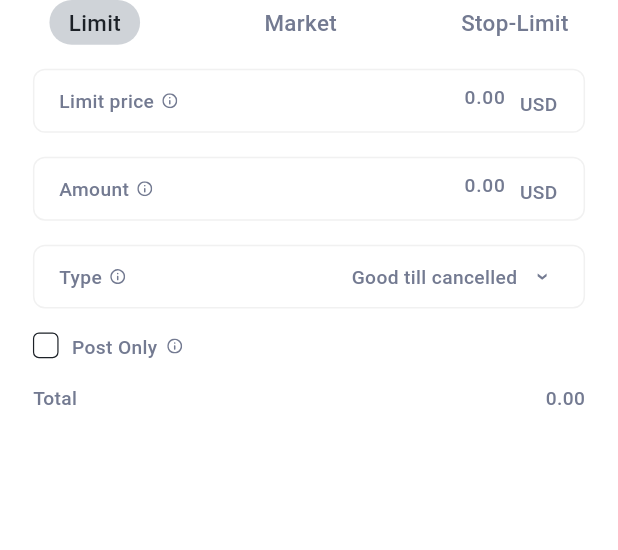
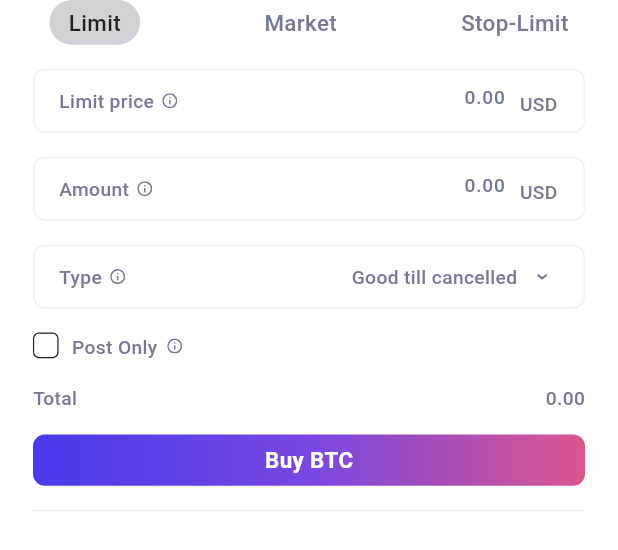
Before and after one commit to JER3MIAH/binance_app_ui, a Flutter app: the BuyBtcView widget shown alone on an empty page, opened directly, on a phone screen of 412 x 824 dp. Shown: the top 550 px of the screen. Run offline on Flutter 3.47's test engine with Material 3 defaults, Android fonts, the light colour scheme and no system bars; our stand-ins replace flutter_hooks, flutter_riverpod, flutter_svg, get, hooks_riverpod.

Commit message:
Add gradient button

```diff
--- a/lib/src/features/home/presentation/components/bottom_sheet_content/buy_btc_view.dart
+++ b/lib/src/features/home/presentation/components/bottom_sheet_content/buy_btc_view.dart
@@ -92,6 +92,8 @@ class BuyBtcView extends HookConsumerWidget {
               ),
             ],
           ),
+          BuyBtcGradientButton(),
+          HorizLine(),
         ],
       ),
     );
--- /dev/null
+++ b/lib/src/features/home/presentation/widgets/gradient_button.dart
@@ -0,0 +1,64 @@
+import 'package:binance_app_ui/src/features/theme/data/theme.dart';
+import 'package:binance_app_ui/src/features/theme/logic/theme_provider.dart';
+import 'package:binance_app_ui/src/shared/shared.dart';
+import 'package:flutter/material.dart';
+import 'package:hooks_riverpod/hooks_riverpod.dart';
+
+class BuyBtcGradientButton extends StatelessWidget {
+  final VoidCallback? onTap;
+  const BuyBtcGradientButton({
+    super.key,
+    this.onTap,
+  });
+
+  @override
+  Widget build(BuildContext context) {
+    return BounceInAnimation(
+      child: GestureDetector(
+        onTap: onTap,
+        child: Container(
+          height: 32.dy,
+          width: double.infinity,
+          margin: EdgeInsets.symmetric(vertical: 15.dy),
+          decoration: BoxDecoration(
+            borderRadius: BorderRadius.circular(8),
+            gradient: const LinearGradient(
+              colors: [
+                Color(0xFF483BEB),
+                Color(0xFF7847E1),
+                Color(0xFFDD568D),
+              ],
+            ),
+          ),
+          child: Center(
+            child: Text(
+              'Buy BTC',
+              style: TextStyle(
+                fontSize: 14.sp,
+                fontWeight: FontWeight.w700,
+                color: appColors.white,
+              ),
+            ),
+          ),
+        ),
+      ),
+    );
+  }
+}
+
+class HorizLine extends ConsumerWidget {
+  const HorizLine({super.key});
+
+  @override
+  Widget build(BuildContext context, ref) {
+    final isDarkmode = ref.watch(themeProvider).isDarkMode;
+    return Container(
+      height: 1,
+      margin: EdgeInsets.only(bottom: 15.dy),
+      width: double.infinity,
+      decoration: BoxDecoration(
+        color: isDarkmode ? const Color(0xFF394047) : const Color(0xFFF1F1F1),
+      ),
+    );
+  }
+}
--- a/lib/src/features/home/presentation/widgets/widgets.dart
+++ b/lib/src/features/home/presentation/widgets/widgets.dart
@@ -4,3 +4,4 @@ export 'btc_stat_container.dart';
 export 'tab_bar.dart';
 export 'textfields.dart';
 export 'custom_checkbox.dart';
+export 'gradient_button.dart';
```
